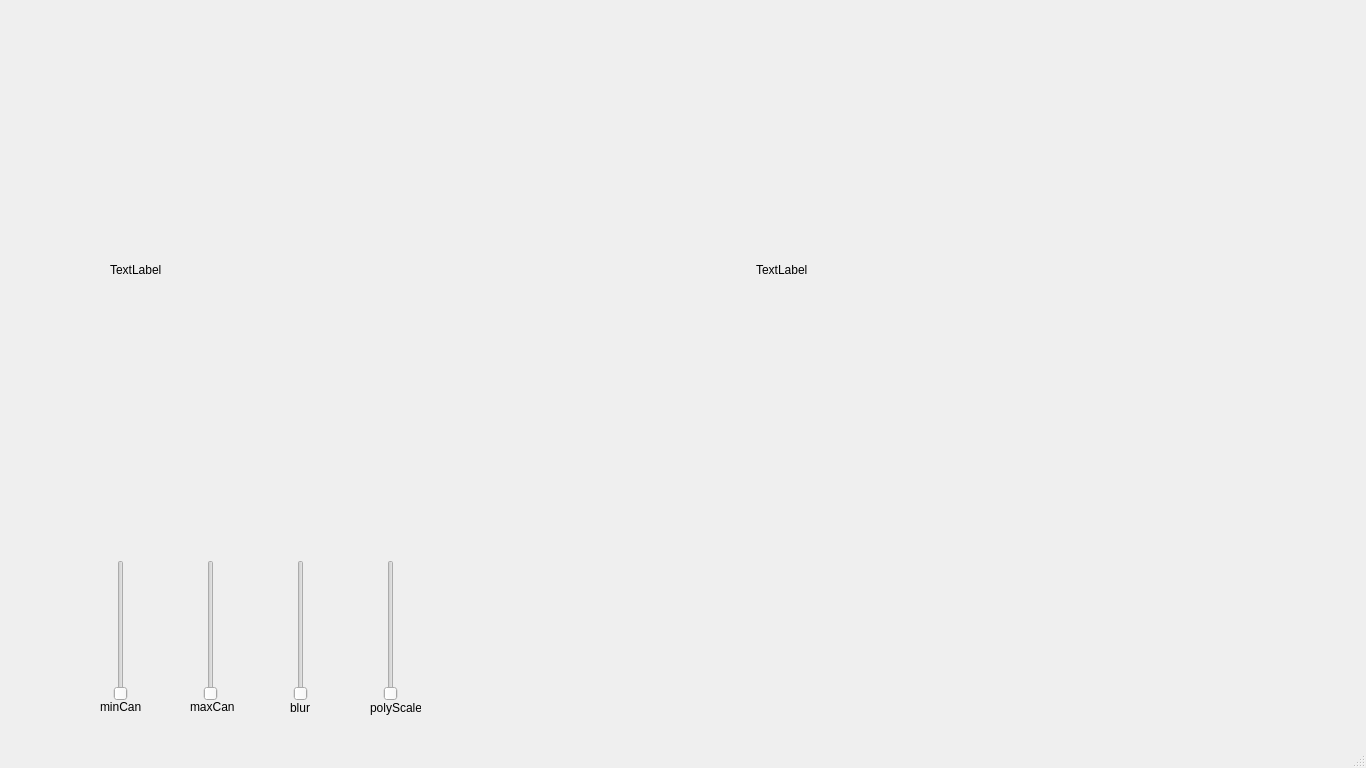
This is mainwindow.ui in KacperGawdzinski/cam-scanner as Qt 5 draws it before an edit. The edited form follows.
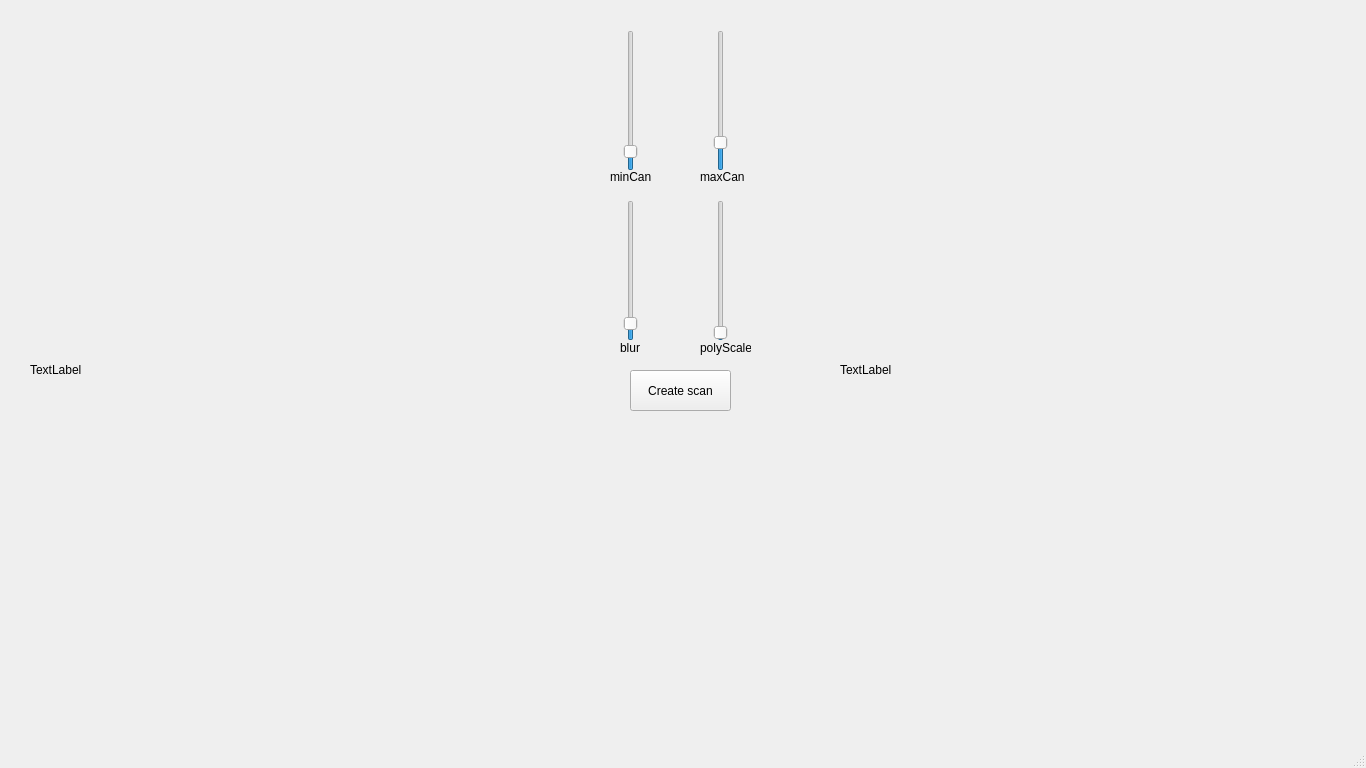
This is the edited form.

Patch:
```diff
--- a/mainwindow.ui
+++ b/mainwindow.ui
@@ -44,10 +44,10 @@
    <widget class="QLabel" name="scanImage">
     <property name="geometry">
      <rect>
-      <x>110</x>
-      <y>20</y>
+      <x>30</x>
+      <y>30</y>
       <width>500</width>
-      <height>500</height>
+      <height>680</height>
      </rect>
     </property>
     <property name="text">
@@ -60,10 +60,10 @@
    <widget class="QLabel" name="scanImage_2">
     <property name="geometry">
      <rect>
-      <x>756</x>
-      <y>20</y>
+      <x>840</x>
+      <y>30</y>
       <width>500</width>
-      <height>500</height>
+      <height>680</height>
      </rect>
     </property>
     <property name="text">
@@ -76,12 +76,21 @@
    <widget class="QSlider" name="minCan_slider">
     <property name="geometry">
      <rect>
-      <x>110</x>
-      <y>560</y>
+      <x>620</x>
+      <y>30</y>
       <width>21</width>
       <height>141</height>
      </rect>
     </property>
+    <property name="minimum">
+     <number>1</number>
+    </property>
+    <property name="maximum">
+     <number>300</number>
+    </property>
+    <property name="value">
+     <number>30</number>
+    </property>
     <property name="orientation">
      <enum>Qt::Vertical</enum>
     </property>
@@ -89,8 +98,8 @@
    <widget class="QLabel" name="label">
     <property name="geometry">
      <rect>
-      <x>100</x>
-      <y>700</y>
+      <x>610</x>
+      <y>170</y>
       <width>47</width>
       <height>13</height>
      </rect>
@@ -102,12 +111,21 @@
    <widget class="QSlider" name="maxCan_slider">
     <property name="geometry">
      <rect>
-      <x>200</x>
-      <y>560</y>
+      <x>710</x>
+      <y>30</y>
       <width>21</width>
       <height>141</height>
      </rect>
     </property>
+    <property name="minimum">
+     <number>1</number>
+    </property>
+    <property name="maximum">
+     <number>300</number>
+    </property>
+    <property name="value">
+     <number>50</number>
+    </property>
     <property name="orientation">
      <enum>Qt::Vertical</enum>
     </property>
@@ -115,8 +133,8 @@
    <widget class="QLabel" name="label_2">
     <property name="geometry">
      <rect>
-      <x>190</x>
-      <y>700</y>
+      <x>700</x>
+      <y>170</y>
       <width>47</width>
       <height>13</height>
      </rect>
@@ -128,12 +146,21 @@
    <widget class="QSlider" name="blur_slider">
     <property name="geometry">
      <rect>
-      <x>290</x>
-      <y>560</y>
+      <x>620</x>
+      <y>200</y>
       <width>21</width>
       <height>141</height>
      </rect>
     </property>
+    <property name="minimum">
+     <number>1</number>
+    </property>
+    <property name="singleStep">
+     <number>2</number>
+    </property>
+    <property name="sliderPosition">
+     <number>9</number>
+    </property>
     <property name="orientation">
      <enum>Qt::Vertical</enum>
     </property>
@@ -141,8 +168,8 @@
    <widget class="QLabel" name="label_3">
     <property name="geometry">
      <rect>
-      <x>290</x>
-      <y>700</y>
+      <x>620</x>
+      <y>340</y>
       <width>21</width>
       <height>16</height>
      </rect>
@@ -154,8 +181,8 @@
    <widget class="QLabel" name="label_4">
     <property name="geometry">
      <rect>
-      <x>370</x>
-      <y>700</y>
+      <x>700</x>
+      <y>340</y>
       <width>51</width>
       <height>16</height>
      </rect>
@@ -167,16 +194,38 @@
    <widget class="QSlider" name="polyScale_slider">
     <property name="geometry">
      <rect>
-      <x>380</x>
-      <y>560</y>
+      <x>710</x>
+      <y>200</y>
       <width>21</width>
       <height>141</height>
      </rect>
     </property>
+    <property name="minimum">
+     <number>1</number>
+    </property>
+    <property name="maximum">
+     <number>100</number>
+    </property>
+    <property name="value">
+     <number>2</number>
+    </property>
     <property name="orientation">
      <enum>Qt::Vertical</enum>
     </property>
    </widget>
+   <widget class="QPushButton" name="pushButton">
+    <property name="geometry">
+     <rect>
+      <x>630</x>
+      <y>370</y>
+      <width>101</width>
+      <height>41</height>
+     </rect>
+    </property>
+    <property name="text">
+     <string>Create scan</string>
+    </property>
+   </widget>
   </widget>
   <widget class="QMenuBar" name="menubar">
    <property name="geometry">
```
Left out of the diff: 8 changed lines with no effect on the pictures.
